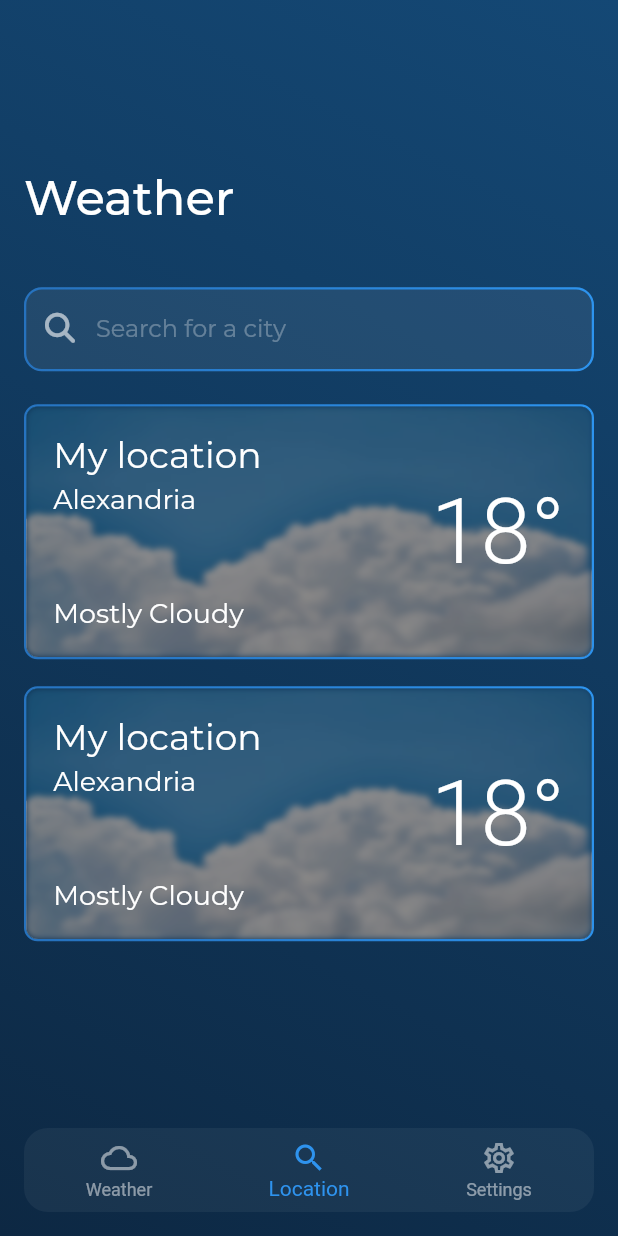
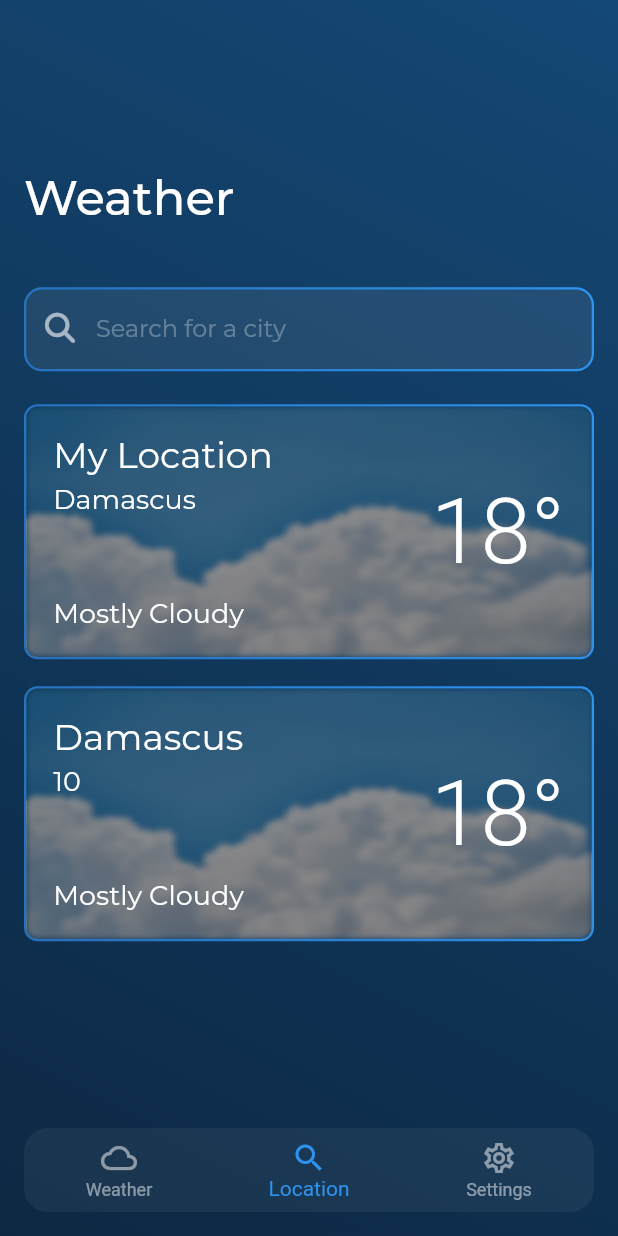
Before and after one commit to Rajab-Alkahef/weather_app, a Flutter app: the screen it shows after launch, item 2 of the bottom bar chosen, on a phone screen of 412 x 824 dp. Run offline on Flutter 3.47's test engine with Material 2 defaults, Android fonts, the phone set to English and light mode, and no system bars; drawn by our look-alikes of blur; our stand-ins replace bloc, dio, font_awesome_flutter, gradient_borders; project files that could hold a hidden picture were left out.

```diff
--- a/lib/services/weather_services.dart
+++ b/lib/services/weather_services.dart
@@ -10,7 +10,7 @@ class WeatherService {
   String baseurl = 'http://api.weatherapi.com/v1';
 
   //function get response data from api
-  Future<WeatherModel?> getCurrentWeather({required String cityName}) async {
+  Future<WeatherModel> getCurrentWeather({required String cityName}) async {
     try {
       Response response = await dio
           .get('$baseurl/forecast.json?key=$apikey&q=$cityName&days=1');
--- a/lib/views/location_view.dart
+++ b/lib/views/location_view.dart
@@ -4,11 +4,17 @@ import 'package:flutter/material.dart';
 import 'package:waether_app_n/widgets/custom_search_bar.dart';
 import 'package:waether_app_n/widgets/location_card.dart';
 
-class LocationView extends StatelessWidget {
+class LocationView extends StatefulWidget {
   const LocationView({super.key});
 
   @override
+  State<LocationView> createState() => _LocationViewState();
+}
+
+class _LocationViewState extends State<LocationView> {
+  @override
   Widget build(BuildContext context) {
+    setState(() {});
     return Container(
       decoration: const BoxDecoration(
           gradient: LinearGradient(
@@ -39,11 +45,17 @@ class LocationView extends StatelessWidget {
               SizedBox(
                 height: 10,
               ),
-              LocationCard(),
+              LocationCard(
+                location: 'My Location',
+                cityName: 'Damascus',
+              ),
               SizedBox(
                 height: 10,
               ),
-              LocationCard(),
+              LocationCard(
+                location: 'Damascus',
+                cityName: "10",
+              ),
               SizedBox(
                 height: 80,
               ),
--- a/lib/widgets/location_card.dart
+++ b/lib/widgets/location_card.dart
@@ -3,10 +3,10 @@ import 'package:flutter/material.dart';
 import 'package:gradient_borders/box_borders/gradient_box_border.dart';
 
 class LocationCard extends StatelessWidget {
-  const LocationCard({
-    super.key,
-  });
-
+  const LocationCard(
+      {super.key, required this.cityName, required this.location});
+  final String cityName;
+  final String location;
   @override
   Widget build(BuildContext context) {
     return Padding(
@@ -39,34 +39,34 @@ class LocationCard extends StatelessWidget {
               blurColor: Colors.black,
               colorOpacity: 0.4,
             ),
-            const Padding(
-              padding: EdgeInsets.all(18.0),
+            Padding(
+              padding: const EdgeInsets.all(18.0),
               child: Row(
                 children: [
                   Column(
                     crossAxisAlignment: CrossAxisAlignment.start,
                     children: [
                       Text(
-                        'My location ',
-                        style: TextStyle(
+                        location,
+                        style: const TextStyle(
                           fontFamily: 'Montserrat',
                           color: Colors.white,
                           fontSize: 24,
                         ),
                       ),
                       Padding(
-                        padding: EdgeInsets.only(top: 4.0),
+                        padding: const EdgeInsets.only(top: 4.0),
                         child: Text(
-                          'Alexandria ',
-                          style: TextStyle(
+                          cityName,
+                          style: const TextStyle(
                             fontFamily: 'Montserrat',
                             color: Colors.white,
                             fontSize: 18,
                           ),
                         ),
                       ),
-                      Spacer(),
-                      Text(
+                      const Spacer(),
+                      const Text(
                         'Mostly Cloudy ',
                         style: TextStyle(
                           fontFamily: 'Montserrat',
@@ -76,8 +76,8 @@ class LocationCard extends StatelessWidget {
                       )
                     ],
                   ),
-                  Spacer(),
-                  Text(
+                  const Spacer(),
+                  const Text(
                     '18°',
                     style: TextStyle(
                       color: Colors.white,
--- a/pubspec.yaml
+++ b/pubspec.yaml
@@ -28,6 +28,7 @@ environment:
 # the latest version available on pub.dev. To see which dependencies have newer
 # versions available, run `flutter pub outdated`.
 dependencies:
+  bloc: ^8.1.2
   blur: ^3.1.0
   cupertino_icons: ^1.0.2
   dio: ^5.3.3
```
Also changed, not shown: lib/cubit/get_weather_cubit_cubit.dart (added, +20 -0 lines), lib/cubit/get_weather_cubit_state.dart (added, +9 -0 lines), lib/widgets/custom_search_bar.dart (+10 -17 lines), pubspec.lock.
